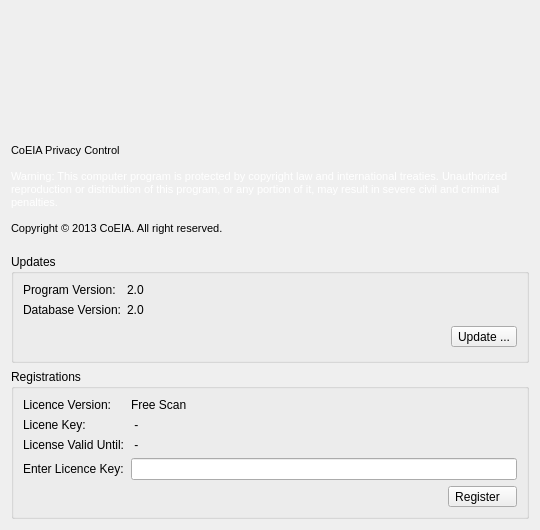
The window that CPC/aboutwidget.ui (CoEIA/CPC) describes before a commit, drawn with Qt 5.
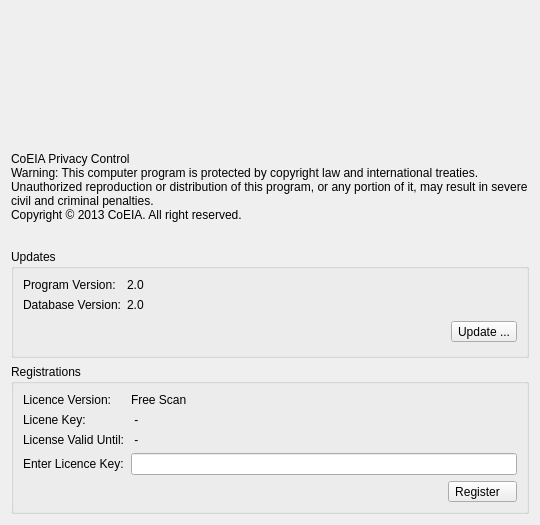
The same window after the commit.

```diff
--- a/CPC/aboutwidget.ui
+++ b/CPC/aboutwidget.ui
@@ -7,7 +7,7 @@
     <x>0</x>
     <y>0</y>
     <width>540</width>
-    <height>487</height>
+    <height>512</height>
    </rect>
   </property>
   <property name="sizePolicy">
@@ -45,15 +45,9 @@
       </sizepolicy>
      </property>
      <property name="text">
-      <string>&lt;!DOCTYPE HTML PUBLIC &quot;-//W3C//DTD HTML 4.0//EN&quot; &quot;http://www.w3.org/TR/REC-html40/strict.dtd&quot;&gt;
-&lt;html&gt;&lt;head&gt;&lt;meta name=&quot;qrichtext&quot; content=&quot;1&quot; /&gt;&lt;style type=&quot;text/css&quot;&gt;
-p, li { white-space: pre-wrap; }
-&lt;/style&gt;&lt;/head&gt;&lt;body style=&quot; font-family:'MS Shell Dlg 2'; font-size:8.25pt; font-weight:400; font-style:normal;&quot;&gt;
-&lt;p style=&quot; margin-top:0px; margin-bottom:0px; margin-left:0px; margin-right:0px; -qt-block-indent:0; text-indent:0px;&quot;&gt;&lt;span style=&quot; font-size:8pt;&quot;&gt;CoEIA Privacy Control&lt;/span&gt;&lt;/p&gt;
-&lt;p style=&quot;-qt-paragraph-type:empty; margin-top:0px; margin-bottom:0px; margin-left:0px; margin-right:0px; -qt-block-indent:0; text-indent:0px; font-size:8pt;&quot;&gt;&lt;/p&gt;
-&lt;p style=&quot; margin-top:0px; margin-bottom:0px; margin-left:0px; margin-right:0px; -qt-block-indent:0; text-indent:0px;&quot;&gt;&lt;span style=&quot; font-size:8pt; color:#ffffff;&quot;&gt;Warning: This computer program is protected by copyright law and international treaties. Unauthorized reproduction or distribution of this program, or any portion of it, may result in severe civil and criminal penalties.&lt;/span&gt;&lt;/p&gt;
-&lt;p style=&quot;-qt-paragraph-type:empty; margin-top:0px; margin-bottom:0px; margin-left:0px; margin-right:0px; -qt-block-indent:0; text-indent:0px; font-size:8pt;&quot;&gt;&lt;/p&gt;
-&lt;p style=&quot; margin-top:0px; margin-bottom:0px; margin-left:0px; margin-right:0px; -qt-block-indent:0; text-indent:0px;&quot;&gt;&lt;span style=&quot; font-size:8pt;&quot;&gt;Copyright &amp;copy; 2013 CoEIA. All right reserved.&lt;/span&gt;&lt;/p&gt;&lt;/body&gt;&lt;/html&gt;</string>
+      <string>CoEIA Privacy Control&lt;br/&gt;
+Warning: This computer program is protected by copyright law and international treaties. Unauthorized reproduction or distribution of this program, or any portion of it, may result in severe civil and criminal penalties.&lt;br/&gt;
+Copyright © 2013 CoEIA. All right reserved.</string>
      </property>
      <property name="scaledContents">
       <bool>true</bool>
```
Left out of the diff: 2 changed lines with no effect on the pictures.
